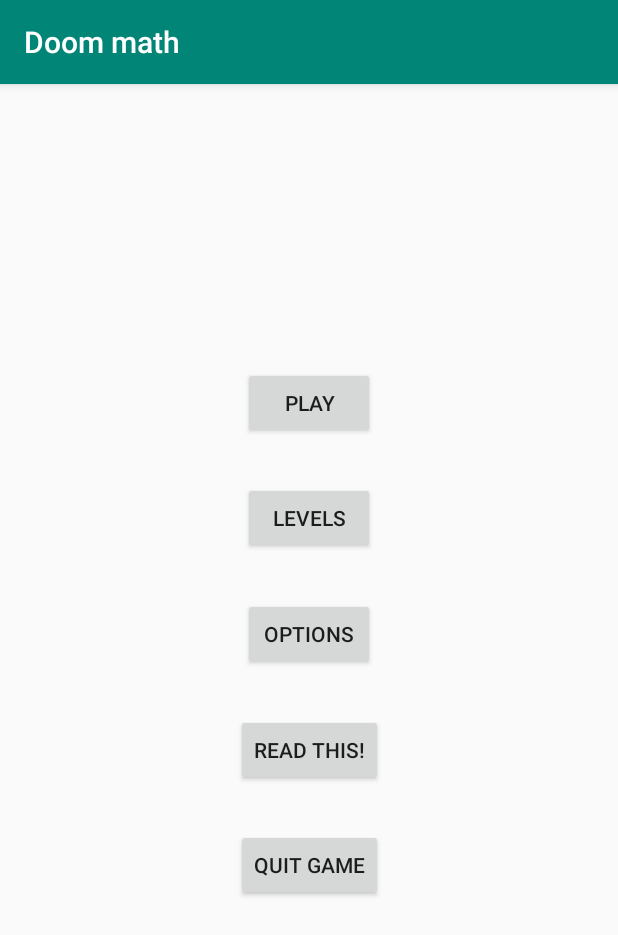
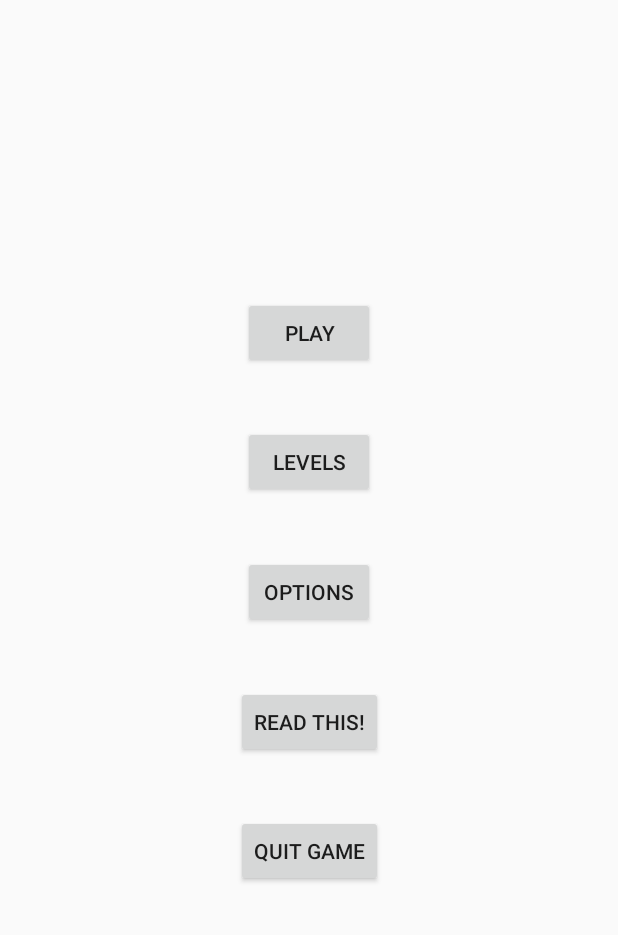
Before and after one commit to plohoicod/Doom-math, an Android app: the screen it shows after launch (MainActivity), on a phone screen of 412 x 824 dp. Shown: the top 935 px of the screen. Run offline under Robolectric (Android 15) with nearby library versions, the phone set to English and light mode, and no system bars.

Commit message:
small changes

```diff
--- a/app/src/main/AndroidManifest.xml
+++ b/app/src/main/AndroidManifest.xml
@@ -9,7 +9,9 @@
         android:roundIcon="@mipmap/ic_launcher_round"
         android:supportsRtl="true"
         android:theme="@style/AppTheme">
-        <activity android:name=".MainActivity">
+
+        <activity android:name=".MainActivity"
+            android:screenOrientation="portrait">
             <intent-filter>
                 <action android:name="android.intent.action.MAIN" />
 
--- a/app/src/main/res/layout/activity_main.xml
+++ b/app/src/main/res/layout/activity_main.xml
@@ -1,10 +1,12 @@
 <?xml version="1.0" encoding="utf-8"?>
+
 <androidx.constraintlayout.widget.ConstraintLayout xmlns:android="http://schemas.android.com/apk/res/android"
     xmlns:app="http://schemas.android.com/apk/res-auto"
     xmlns:tools="http://schemas.android.com/tools"
     android:layout_width="match_parent"
     android:layout_height="match_parent"
     tools:context=".MainActivity">
+
 
     <Button
         android:id="@+id/play"
--- a/app/src/main/res/values/styles.xml
+++ b/app/src/main/res/values/styles.xml
@@ -1,11 +1,14 @@
 <resources>
 
     <!-- Base application theme. -->
-    <style name="AppTheme" parent="Theme.AppCompat.Light.DarkActionBar">
+    <style name="AppTheme" parent="Theme.AppCompat.DayNight.NoActionBar">
         <!-- Customize your theme here. -->
         <item name="colorPrimary">@color/colorPrimary</item>
         <item name="colorPrimaryDark">@color/colorPrimaryDark</item>
         <item name="colorAccent">@color/colorAccent</item>
+        <item name="android:windowFullscreen">true</item>
+        <item name="android:windowContentOverlay">@null</item>
+        <item name="android:windowNoTitle">true</item>
     </style>
 
 </resources>
```
